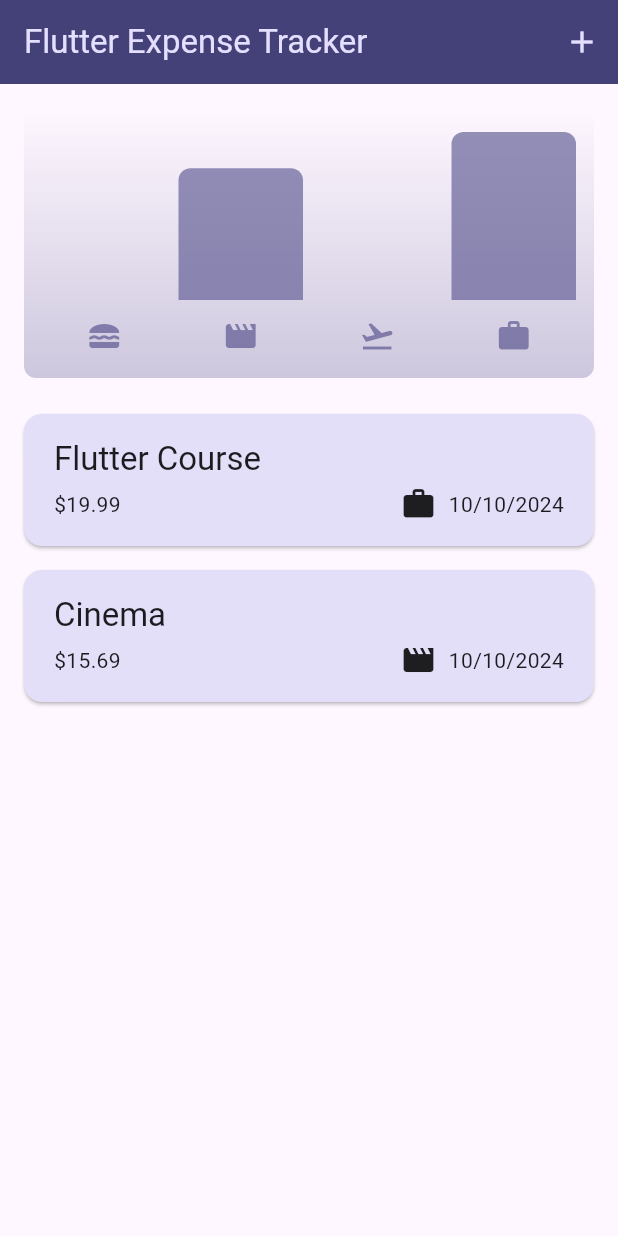
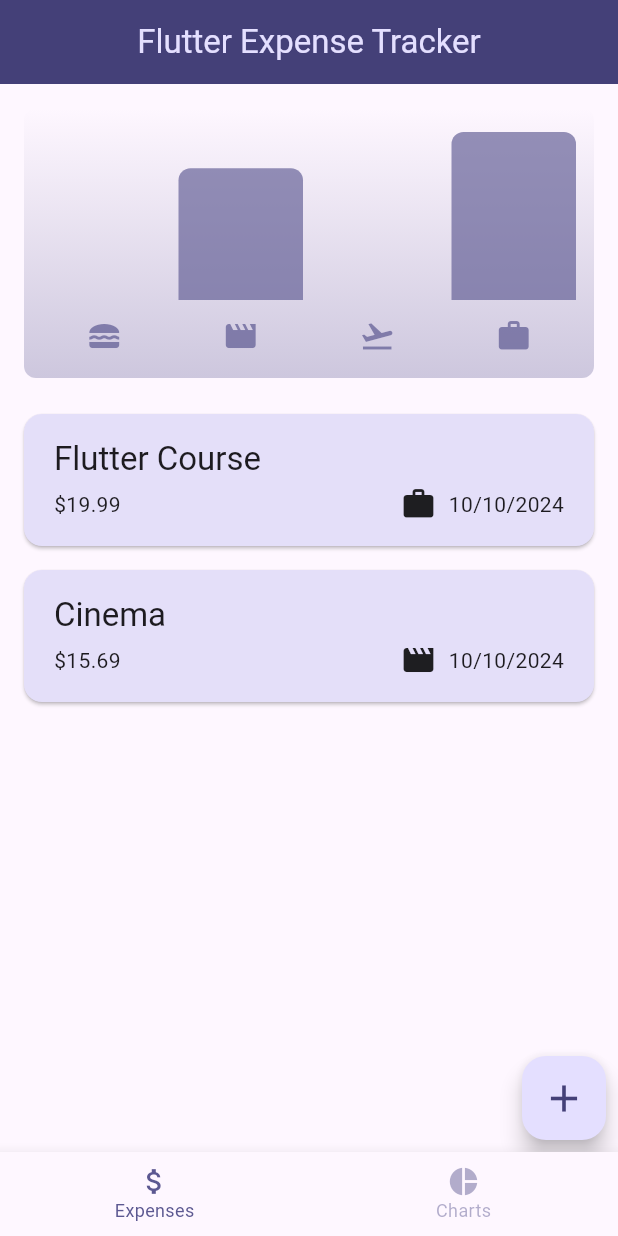
Before and after one commit to Mclovin0213/expense_app, a Flutter app: the screen it shows after launch, on a phone screen of 412 x 824 dp. Run offline on Flutter 3.47's test engine with Material 3 defaults, Android fonts, the phone set to English and light mode, and no system bars.

Commit message:
add navbar and other charts page

```diff
--- /dev/null
+++ b/lib/app_route.dart
@@ -0,0 +1,62 @@
+import 'package:expense_tracking_app/pages/charts.dart';
+import 'package:expense_tracking_app/pages/expenses.dart';
+import 'package:flutter/material.dart';
+
+class AppRoute extends StatefulWidget {
+  const AppRoute({super.key});
+
+  @override
+  State<AppRoute> createState() => _AppRouteState();
+}
+
+class _AppRouteState extends State<AppRoute> {
+  int _selectedIndex = 0;
+  static final List<Widget> _navPages = [
+    ExpensesPage(),
+    ChartPage()
+  ];
+
+
+  void _onItemTapped(int index) {
+    setState(() {
+      _selectedIndex = index;
+    });
+  }
+
+  @override
+  Widget build(BuildContext context) {
+    return Scaffold(
+      appBar: AppBar(
+        title: Text("Flutter Expense Tracker"),
+        centerTitle: true,
+      ),
+      body: Center(
+        child: _navPages[_selectedIndex],
+      ),
+      bottomNavigationBar: BottomNavigationBar(
+        type: BottomNavigationBarType.fixed,
+        items: const <BottomNavigationBarItem>[
+          BottomNavigationBarItem(
+            icon: Icon(
+              Icons.attach_money,
+            ),
+            label: "Expenses",
+          ),
+          BottomNavigationBarItem(
+              icon: Icon(
+                Icons.pie_chart,
+              ),
+              label: "Charts"
+          ),
+        ],
+        currentIndex: _selectedIndex,
+        selectedItemColor: Theme.of(context).colorScheme.primary,
+        unselectedItemColor: Theme.of(context).colorScheme.primary.withAlpha(120),
+        iconSize: 22,
+        selectedFontSize: 12,
+        unselectedFontSize: 12,
+        onTap: _onItemTapped,
+      ),
+    );
+  }
+}
--- a/lib/main.dart
+++ b/lib/main.dart
@@ -1,4 +1,5 @@
-import 'package:expense_tracking_app/widgets/expenses.dart';
+import 'package:expense_tracking_app/pages/expenses.dart';
+import 'package:expense_tracking_app/app_route.dart';
 import 'package:flutter/material.dart';
 import 'package:flutter/services.dart';
 
@@ -73,7 +74,7 @@ class MyApp extends StatelessWidget {
         // ),
       ),
       themeMode: ThemeMode.system,
-      home: const Expenses(),
+      home: AppRoute(),
     );
   }
 }
--- /dev/null
+++ b/lib/pages/charts.dart
@@ -0,0 +1,15 @@
+import 'package:flutter/material.dart';
+
+class ChartPage extends StatefulWidget {
+  const ChartPage({super.key});
+
+  @override
+  State<ChartPage> createState() => _ChartPageState();
+}
+
+class _ChartPageState extends State<ChartPage> {
+  @override
+  Widget build(BuildContext context) {
+    return const Placeholder();
+  }
+}
--- a/lib/widgets/expenses.dart
+++ b/lib/pages/expenses.dart
@@ -4,14 +4,14 @@ import 'package:expense_tracking_app/models/expense.dart';
 import 'package:expense_tracking_app/widgets/new_expense.dart';
 import 'package:flutter/material.dart';
 
-class Expenses extends StatefulWidget {
-  const Expenses({super.key});
+class ExpensesPage extends StatefulWidget {
+  const ExpensesPage({super.key});
 
   @override
-  State<Expenses> createState() => _ExpensesState();
+  State<ExpensesPage> createState() => _ExpensesPageState();
 }
 
-class _ExpensesState extends State<Expenses> {
+class _ExpensesPageState extends State<ExpensesPage> {
   final List<Expense> _registeredExpenses = [
     Expense(
       title: "Flutter Course",
@@ -83,17 +83,10 @@ class _ExpensesState extends State<Expenses> {
       );
     }
 
-    return Scaffold(
-      appBar: AppBar(
-        title: const Text("Flutter Expense Tracker"),
-        actions: [
-          IconButton(
-            onPressed: _openAddExpenseOverlay,
-            icon: const Icon(Icons.add),
-          )
-        ],
-      ),
-      body: width < 600
+    return Stack(
+      alignment: Alignment.bottomRight,
+      children: [
+        width < 600
             ? Column(
                 children: [
                   Chart(expenses: _registeredExpenses),
@@ -106,6 +99,20 @@ class _ExpensesState extends State<Expenses> {
                   Expanded(child: mainContent),
                 ],
               ),
+        Padding(
+          padding: const EdgeInsets.only(
+            right: 8,
+            bottom: 8,
+          ),
+          child: FloatingActionButton(
+            onPressed: _openAddExpenseOverlay,
+            child: Icon(
+              Icons.add,
+              size: 30,
+            ),
+          ),
+        ),
+      ],
     );
   }
 }
```
Lines whose indentation alone changed are shown as unchanged.
